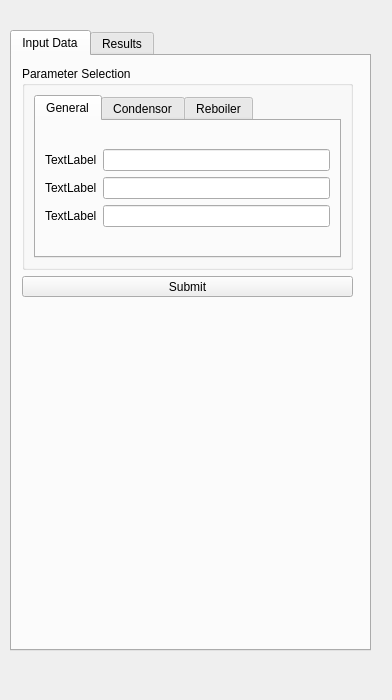
Before: the Qt Designer form DockWidgets/DockWidgetDistillationColumn.ui in FOSSEE/Chemical-Simulator-GUI, drawn with Qt 5.
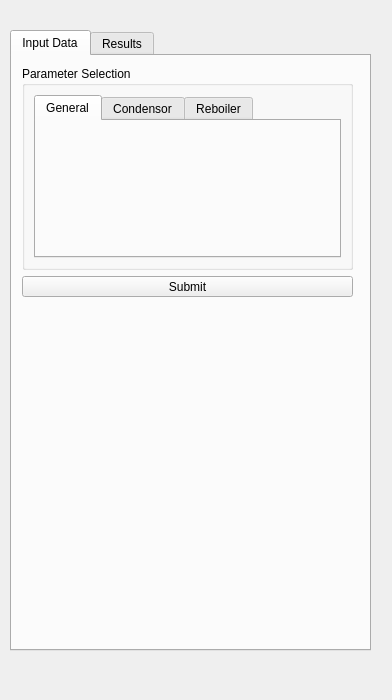
After: the same form once the commit is applied.

Commit message: Partially fixed DistillationColumn

Diff of the .ui file:
```diff
--- a/DockWidgets/DockWidgetDistillationColumn.ui
+++ b/DockWidgets/DockWidgetDistillationColumn.ui
@@ -78,36 +78,12 @@
          <layout class="QVBoxLayout" name="verticalLayout_6">
           <item>
            <layout class="QGridLayout" name="lay1">
-            <item row="1" column="0">
-             <widget class="QLabel" name="l2">
-              <property name="text">
-               <string>TextLabel</string>
-              </property>
-             </widget>
-            </item>
-            <item row="0" column="2">
-             <widget class="QLineEdit" name="le1"/>
-            </item>
-            <item row="0" column="0">
-             <widget class="QLabel" name="l1">
-              <property name="text">
-               <string>TextLabel</string>
-              </property>
-             </widget>
-            </item>
-            <item row="1" column="2">
-             <widget class="QLineEdit" name="le2"/>
-            </item>
-            <item row="2" column="0">
-             <widget class="QLabel" name="l3">
-              <property name="text">
-               <string>TextLabel</string>
-              </property>
-             </widget>
-            </item>
-            <item row="2" column="2">
-             <widget class="QLineEdit" name="le3"/>
-            </item>
+            <property name="sizeConstraint">
+             <enum>QLayout::SetDefaultConstraint</enum>
+            </property>
+            <property name="verticalSpacing">
+             <number>0</number>
+            </property>
            </layout>
           </item>
          </layout>
```
The commit also changes 6 other files.
